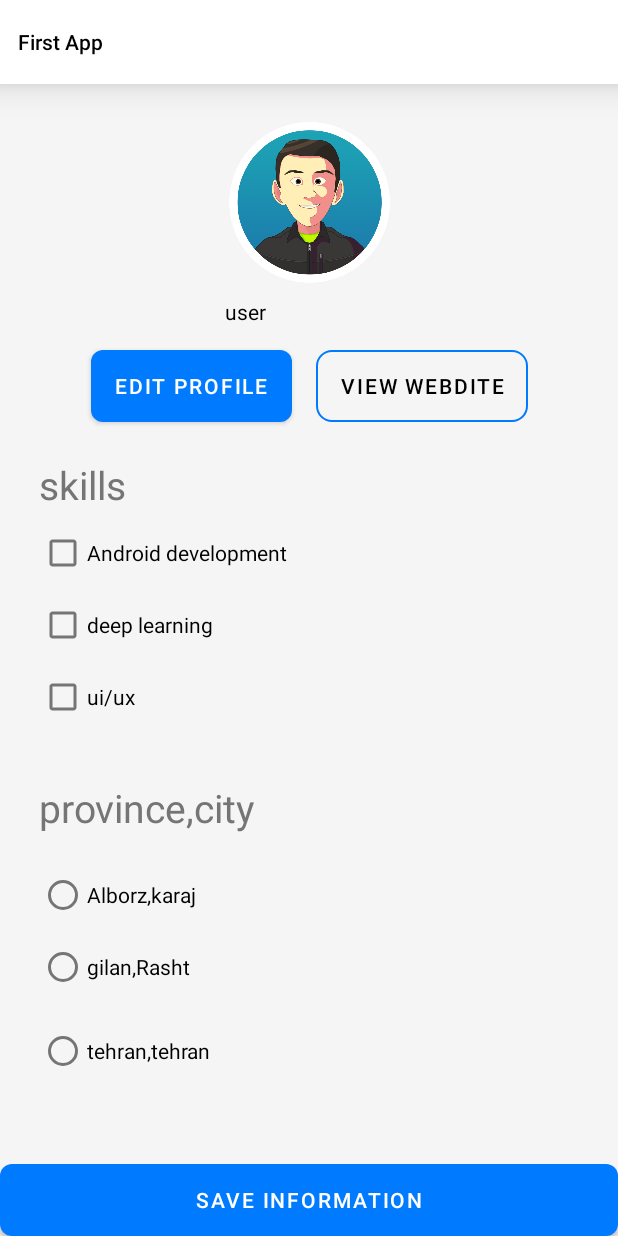
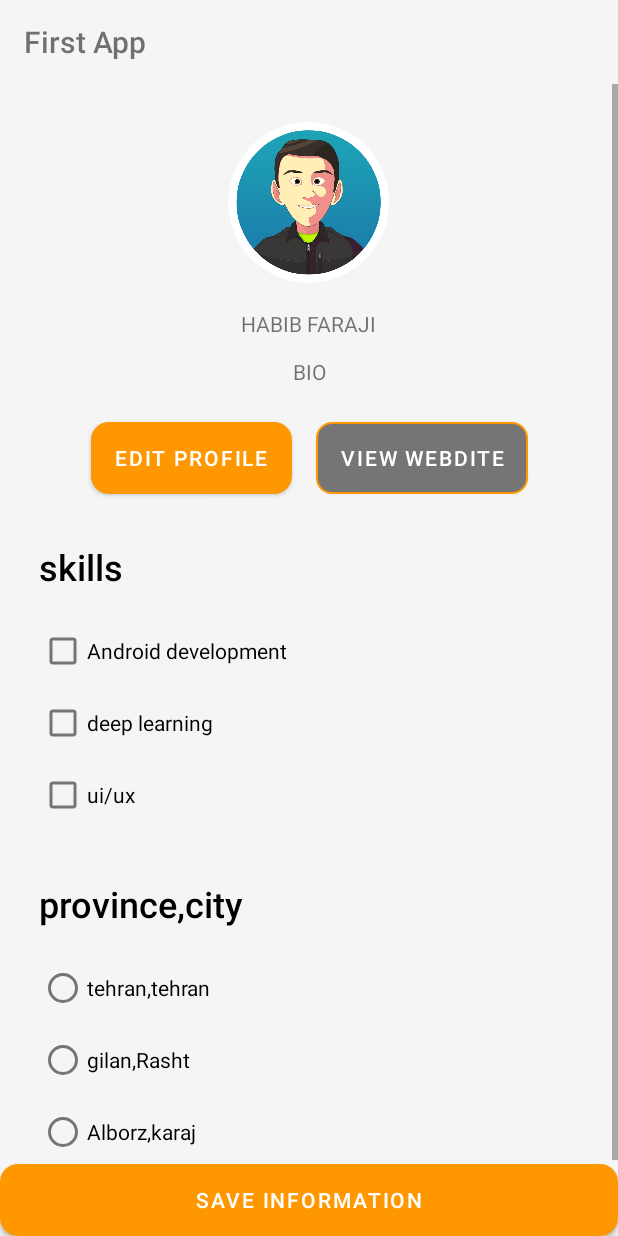
Before and after one commit to scottfarajigh/profile_page_train_number7, an Android app: the layout activity_main.xml on its own in the app's theme, with its tools: preview values and no code run, on a phone screen of 412 x 824 dp. Run offline under Robolectric (Android 15) with nearby library versions, the phone set to English and light mode, and no system bars.

Commit message:
Habib (#3) (#4)
* project_empty_file

* app_static_temp

* app_is_scrollable

* app_is_dynamic

```diff
--- a/app/src/main/AndroidManifest.xml
+++ b/app/src/main/AndroidManifest.xml
@@ -13,7 +13,7 @@
         android:theme="@style/Theme.MyApplication"
         tools:targetApi="31">
         <activity
-            android:name=".EditProfileActivity"
+            android:name=".Activit_editProfile"
             android:exported="false">
             <meta-data
                 android:name="android.app.lib_name"
--- a/app/src/main/res/drawable/background_button_primary.xml
+++ /dev/null
@@ -1,8 +0,0 @@
-<?xml version="1.0" encoding="utf-8"?>
-<shape xmlns:android="http://schemas.android.com/apk/res/android"
-
-    android:shape="rectangle">
-    <solid android:color="@color/blue"/>
-
-    <corners android:radius="8dp"/>
-</shape>
--- a/app/src/main/res/drawable/background_button_secendary.xml
+++ /dev/null
@@ -1,6 +0,0 @@
-<?xml version="1.0" encoding="utf-8"?>
-<shape xmlns:android="http://schemas.android.com/apk/res/android"
-    android:shape="rectangle">
-    <stroke android:width="1.5dp" android:color="@color/colorAccent"/>
-    <corners android:radius="10dp"/>
-</shape>
--- /dev/null
+++ b/app/src/main/res/drawable/btn_background_primary.xml
@@ -0,0 +1,6 @@
+<?xml version="1.0" encoding="utf-8"?>
+<shape xmlns:android="http://schemas.android.com/apk/res/android" android:shape="rectangle">
+    <solid android:color="@color/realcolor"/>
+    <corners android:radius="12dp"/>
+
+</shape>
--- /dev/null
+++ b/app/src/main/res/drawable/btn_background_secendary.xml
@@ -0,0 +1,7 @@
+<?xml version="1.0" encoding="utf-8"?>
+<shape xmlns:android="http://schemas.android.com/apk/res/android" android:shape="rectangle">
+    <stroke android:color="@color/realcolor" android:width="1.5dp"/>
+    <solid android:color="@color/gray600"/>
+    <corners android:radius="10dp"/>
+
+</shape>
--- a/app/src/main/res/layout/activity_main.xml
+++ b/app/src/main/res/layout/activity_main.xml
@@ -7,110 +7,98 @@
     android:layout_height="match_parent"
     android:background="@color/gray100"
     tools:context=".MainActivity">
+
+    <TextView
+        android:id="@+id/main_appName"
+        android:layout_width="match_parent"
+        android:layout_height="56dp"
+        android:fontFamily="sans-serif-medium"
+        android:gravity="center_vertical"
+        android:paddingStart="16dp"
+        android:text="@string/app_name"
+        android:textSize="20sp"
+        app:layout_constraintEnd_toEndOf="parent"
+        app:layout_constraintStart_toStartOf="parent"
+        app:layout_constraintTop_toTopOf="parent" />
+
+
     <Button
-        android:id="@+id/btn_main_saveInformation"
+        android:id="@+id/main_saveInformation_btn"
         android:layout_width="match_parent"
         android:layout_height="wrap_content"
-        android:background="@drawable/background_button_primary"
+        android:background="@drawable/btn_background_primary"
         android:text="@string/main_saveinformation"
         app:backgroundTint="@null"
+        app:layout_constraintBottom_toBottomOf="parent"
         android:layout_alignParentBottom="true"
-     />
+        app:layout_constraintEnd_toEndOf="parent"
+        app:layout_constraintStart_toStartOf="parent" />
 
-    <TextView
-        android:id="@+id/tv_main_appName"
-        android:layout_width="match_parent"
-        android:layout_height="56dp"
-        android:background="@color/white"
-        android:fontFamily="sans-serif-medium"
-        android:gravity="center_vertical"
-        android:paddingStart="12dp"
-        android:text="@string/app_name"
-        android:textColor="@color/black"
-        app:layout_constraintEnd_toEndOf="parent"
-        app:layout_constraintStart_toStartOf="parent"
-        app:layout_constraintTop_toTopOf="parent"
-        android:elevation="14dp"
-        />
 
     <ScrollView
         android:layout_width="match_parent"
         android:layout_height="match_parent"
-    android:layout_above="@id/btn_main_saveInformation"
-    android:layout_below="@id/tv_main_appName">
+        android:layout_below="@+id/main_appName"
+        android:layout_above="@+id/main_saveInformation_btn"
+        >
         <androidx.constraintlayout.widget.ConstraintLayout
             android:layout_width="match_parent"
             android:layout_height="wrap_content">
-        <TextView
-            android:id="@+id/textView4"
-            android:layout_width="170dp"
-            android:layout_height="44dp"
-            android:layout_marginTop="32dp"
-            android:text="@string/main_provinceCity"
-            android:textColor="@color/gray600"
-            android:textSize="26dp"
-            app:layout_constraintStart_toStartOf="@+id/guideline3"
-            app:layout_constraintTop_toBottomOf="@+id/checkBox_main_ui" />
 
-        <CheckBox
-            android:id="@+id/checkBox_main_ui"
-            android:layout_width="132dp"
-            android:layout_height="48dp"
-            android:text="@string/main_uidesign"
-            app:layout_constraintStart_toStartOf="@+id/guideline3"
-            app:layout_constraintTop_toBottomOf="@+id/checkBox_main_deepLearning" />
 
             <ImageView
-            android:id="@+id/imageView4"
+                android:id="@+id/main_image"
                 android:layout_width="110dp"
                 android:layout_height="110dp"
                 android:layout_marginTop="24dp"
-            android:layout_marginBottom="8dp"
-            app:layout_constraintBottom_toTopOf="@+id/main_fullName"
                 app:layout_constraintEnd_toEndOf="parent"
+                app:layout_constraintHorizontal_bias="0.498"
                 app:layout_constraintStart_toStartOf="parent"
                 app:layout_constraintTop_toTopOf="parent"
                 app:srcCompat="@drawable/profile_image" />
 
             <TextView
-            android:id="@+id/main_fullName"
-            android:layout_width="107dp"
-            android:layout_height="23dp"
-            android:layout_marginTop="8dp"
-            android:textColor="@color/black"
+                android:id="@+id/main_userName_tv"
+                android:layout_width="wrap_content"
+                android:layout_height="16dp"
+                android:layout_marginTop="16dp"
                 app:layout_constraintEnd_toEndOf="parent"
-            app:layout_constraintHorizontal_bias="0.493"
                 app:layout_constraintStart_toStartOf="parent"
-            app:layout_constraintTop_toBottomOf="@+id/imageView4"
-            tools:text="user" />
+                app:layout_constraintTop_toBottomOf="@+id/main_image"
+                tools:text="@string/userName" />
+
+            <TextView
+                android:id="@+id/main_userBio_tv"
+                android:layout_width="wrap_content"
+                android:layout_height="wrap_content"
+                android:layout_marginTop="16dp"
+                app:layout_constraintEnd_toEndOf="parent"
+                app:layout_constraintStart_toStartOf="parent"
+                app:layout_constraintTop_toBottomOf="@+id/main_userName_tv"
+                tools:text="@string/userBio" />
 
             <Button
                 android:id="@+id/main_editProfile_btn"
                 android:layout_width="wrap_content"
                 android:layout_height="wrap_content"
-            android:layout_marginTop="12dp"
+                android:layout_marginTop="24dp"
                 android:layout_marginEnd="8dp"
-            android:background="@drawable/background_button_primary"
-            android:paddingStart="16dp"
-            android:paddingEnd="16dp"
+                android:background="@drawable/btn_background_primary"
                 android:text="@string/main_editProfie"
                 app:backgroundTint="@null"
-            app:layout_constraintEnd_toStartOf="@+id/viewWeb_btn"
+                app:layout_constraintEnd_toStartOf="@+id/main_viewWev_btn"
                 app:layout_constraintHorizontal_bias="0.5"
                 app:layout_constraintHorizontal_chainStyle="packed"
                 app:layout_constraintStart_toStartOf="parent"
-            app:layout_constraintTop_toBottomOf="@+id/main_fullName" />
+                app:layout_constraintTop_toBottomOf="@+id/main_userBio_tv" />
 
             <Button
-            android:id="@+id/viewWeb_btn"
+                android:id="@+id/main_viewWev_btn"
                 android:layout_width="wrap_content"
                 android:layout_height="wrap_content"
                 android:layout_marginStart="8dp"
-            android:background="@drawable/background_button_secendary"
-            android:paddingStart="16dp"
-            android:paddingEnd="16dp"
+                android:background="@drawable/btn_background_secendary"
                 android:text="@string/main_viewWebsite"
-            android:textColor="@color/black"
                 app:backgroundTint="@null"
                 app:layout_constraintEnd_toEndOf="parent"
                 app:layout_constraintHorizontal_bias="0.5"
@@ -118,75 +106,89 @@
                 app:layout_constraintTop_toTopOf="@+id/main_editProfile_btn" />
 
             <TextView
-            android:id="@+id/textView3"
-            android:layout_width="62dp"
-            android:layout_height="31dp"
-            android:layout_marginTop="24dp"
+                android:id="@+id/main_skills_tv"
+                android:layout_width="wrap_content"
+                android:layout_height="wrap_content"
+                android:layout_marginTop="32dp"
+                android:fontFamily="sans-serif-medium"
                 android:text="@string/main_skills"
-            android:textColor="@color/gray600"
-            android:textSize="26dp"
-            app:layout_constraintStart_toStartOf="@+id/guideline3"
+                android:textColor="@color/black"
+                android:textSize="24sp"
+                app:layout_constraintStart_toStartOf="@+id/guideline2"
                 app:layout_constraintTop_toBottomOf="@+id/main_editProfile_btn" />
 
             <androidx.constraintlayout.widget.Guideline
-            android:id="@+id/guideline3"
+                android:id="@+id/guideline2"
                 android:layout_width="wrap_content"
                 android:layout_height="wrap_content"
-            android:layout_marginStart="24dp"
                 android:orientation="vertical"
-            app:layout_constraintGuide_begin="26dp"
-            app:layout_constraintStart_toStartOf="parent" />
+                app:layout_constraintGuide_begin="26dp" />
 
             <CheckBox
-            android:id="@+id/checkBox_main_android"
-            android:layout_width="175dp"
-            android:layout_height="48dp"
-            android:layout_marginTop="8dp"
+                android:id="@+id/main_android_cb"
+                android:layout_width="wrap_content"
+                android:layout_height="wrap_content"
+                android:layout_marginTop="16dp"
                 android:text="@string/main_android"
-            app:layout_constraintStart_toStartOf="@+id/guideline3"
-            app:layout_constraintTop_toBottomOf="@+id/textView3" />
+                app:layout_constraintStart_toStartOf="@+id/guideline2"
+                app:layout_constraintTop_toBottomOf="@+id/main_skills_tv" />
 
             <CheckBox
-            android:id="@+id/checkBox_main_deepLearning"
-            android:layout_width="132dp"
-            android:layout_height="48dp"
+                android:id="@+id/main_deepLearning_cb"
+                android:layout_width="wrap_content"
+                android:layout_height="wrap_content"
                 android:text="@string/main_deeplearning"
-            app:layout_constraintStart_toStartOf="@+id/guideline3"
-            app:layout_constraintTop_toBottomOf="@+id/checkBox_main_android" />
+                app:layout_constraintStart_toStartOf="@+id/guideline2"
+                app:layout_constraintTop_toBottomOf="@+id/main_android_cb" />
+
+            <CheckBox
+                android:id="@+id/main_ui_cb"
+                android:layout_width="wrap_content"
+                android:layout_height="wrap_content"
+                android:text="@string/main_uidesign"
+                app:layout_constraintStart_toStartOf="@+id/guideline2"
+                app:layout_constraintTop_toBottomOf="@+id/main_deepLearning_cb" />
+
+            <TextView
+                android:id="@+id/main_city_tv"
+                android:layout_width="wrap_content"
+                android:layout_height="wrap_content"
+                android:layout_marginTop="32dp"
+                android:fontFamily="sans-serif-medium"
+                android:text="@string/main_provinceCity"
+                android:textColor="@color/black"
+                android:textSize="24sp"
+                app:layout_constraintStart_toStartOf="@+id/guideline2"
+                app:layout_constraintTop_toBottomOf="@+id/main_ui_cb" />
 
             <RadioGroup
-            android:id="@+id/radioGroup_main"
+                android:id="@+id/main_radioGroup"
                 android:layout_width="wrap_content"
                 android:layout_height="wrap_content"
-            android:layout_marginTop="8dp"
-            app:layout_constraintStart_toStartOf="@+id/guideline3"
-            app:layout_constraintTop_toBottomOf="@+id/textView4">
+                android:layout_marginTop="16dp"
+                app:layout_constraintStart_toStartOf="@+id/guideline2"
+                app:layout_constraintTop_toBottomOf="@+id/main_city_tv" >
 
                 <RadioButton
-                android:id="@+id/rb_alborz"
-                android:layout_width="117dp"
-                android:layout_height="48dp"
-                android:text="@string/alborzkaraj"
-                app:layout_constraintStart_toStartOf="@+id/guideline3"
-                app:layout_constraintTop_toBottomOf="@+id/rb_gilan" />
+                    android:id="@+id/main_tehran_rb"
+                    android:layout_width="wrap_content"
+                    android:layout_height="wrap_content"
+                    android:text="@string/tehrran" />
 
                 <RadioButton
-                android:id="@+id/rb_gilan"
-                android:layout_width="116dp"
-                android:layout_height="48dp"
-                android:text="@string/gilanRAsht"
-                app:layout_constraintStart_toStartOf="@+id/guideline3"
-                app:layout_constraintTop_toBottomOf="@+id/rb_tehran" />
+                    android:id="@+id/main_gilan_rb"
+                    android:layout_width="wrap_content"
+                    android:layout_height="wrap_content"
+                    android:text="@string/gilanRAsht" />
 
                 <RadioButton
-                android:id="@+id/rb_tehran"
+                    android:id="@+id/main_alborz_rb"
                     android:layout_width="wrap_content"
                     android:layout_height="wrap_content"
-                android:layout_marginTop="8dp"
-                android:text="@string/tehrran"
-                app:layout_constraintStart_toStartOf="@+id/guideline3"
-                app:layout_constraintTop_toBottomOf="@+id/textView4" />
+                    android:text="@string/alborzkaraj" />
             </RadioGroup>
+
+
 
         </androidx.constraintlayout.widget.ConstraintLayout>
     </ScrollView>
--- a/app/src/main/res/values/colors.xml
+++ b/app/src/main/res/values/colors.xml
@@ -1,8 +1,8 @@
 <?xml version="1.0" encoding="utf-8"?>
 <resources>
     <color name="colorPrimary">@color/white</color>
-    <color name="colorPrimaryDark">@color/blue</color>
-    <color name="colorAccent">@color/blue</color>
+    <color name="colorPrimaryDark">@color/realcolor</color>
+    <color name="colorAccent">@color/realcolor</color>
 
     <color name="purple_200">#FFBB86FC</color>
     <color name="purple_500">#FF6200EE</color>
@@ -15,7 +15,7 @@
     <color name="blue">#007aff</color>
     <color name="gray100">#f5f5f5</color>
     <color name="gray600">#757575</color>
-    <color name="primary">@drawable/background_button_primary</color>
+    <color name="realcolor">#FF9800</color>
 
 
 </resources>
--- a/app/src/main/res/values/strings.xml
+++ b/app/src/main/res/values/strings.xml
@@ -13,4 +13,6 @@
     <string name="alborzkaraj">Alborz,karaj </string>
     <string name="main_saveinformation">save information </string>
     <string name="editprofile_hint">Enter Your Full Name Here</string>
+    <string name="userName">HABIB FARAJI</string>
+    <string name="userBio"> BIO</string>
 </resources>
```
Also changed, not shown: app/src/main/java/com/example/myapplication/Activit_editProfile.java (added, +42 -0 lines), app/src/main/java/com/example/myapplication/EditProfileActivity.java (deleted, +0 -40 lines), app/src/main/java/com/example/myapplication/MainActivity.java (+53 -65 lines), app/src/main/res/layout/activity_activit_edit_profile.xml (added, +37 -0 lines), app/src/main/res/layout/activity_edit_profile.xml (deleted, +0 -25 lines), app/src/main/res/drawable-v24/profile_ui.jpeg (added), 1 other file. Lines whose indentation alone changed are shown as unchanged.
